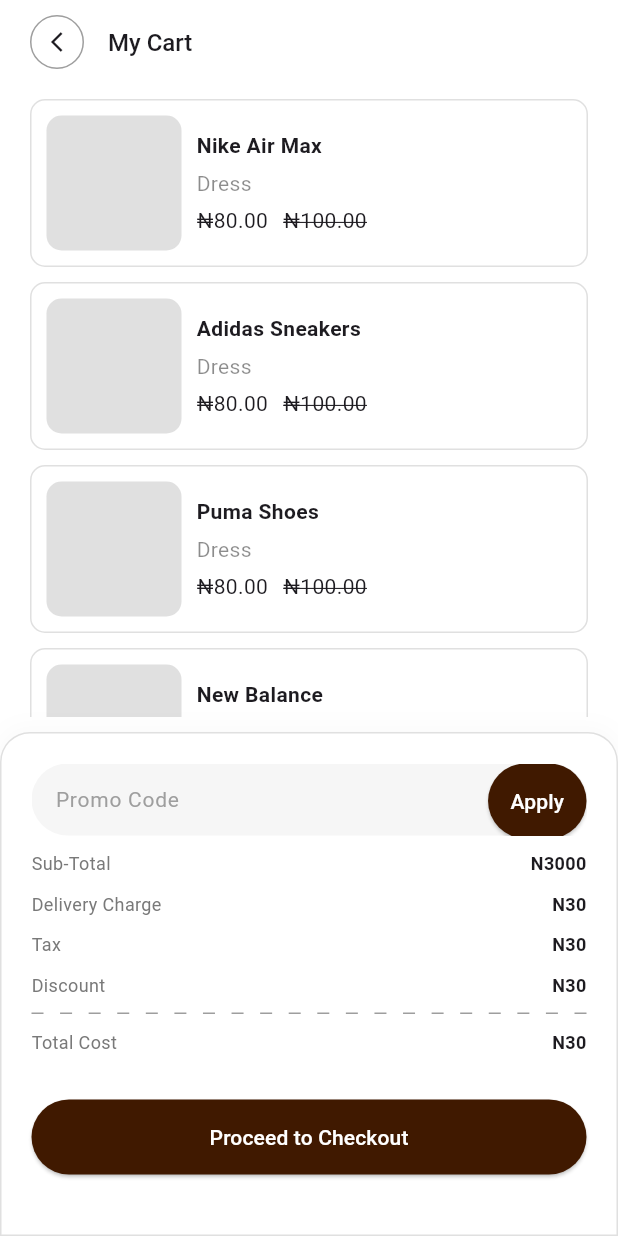
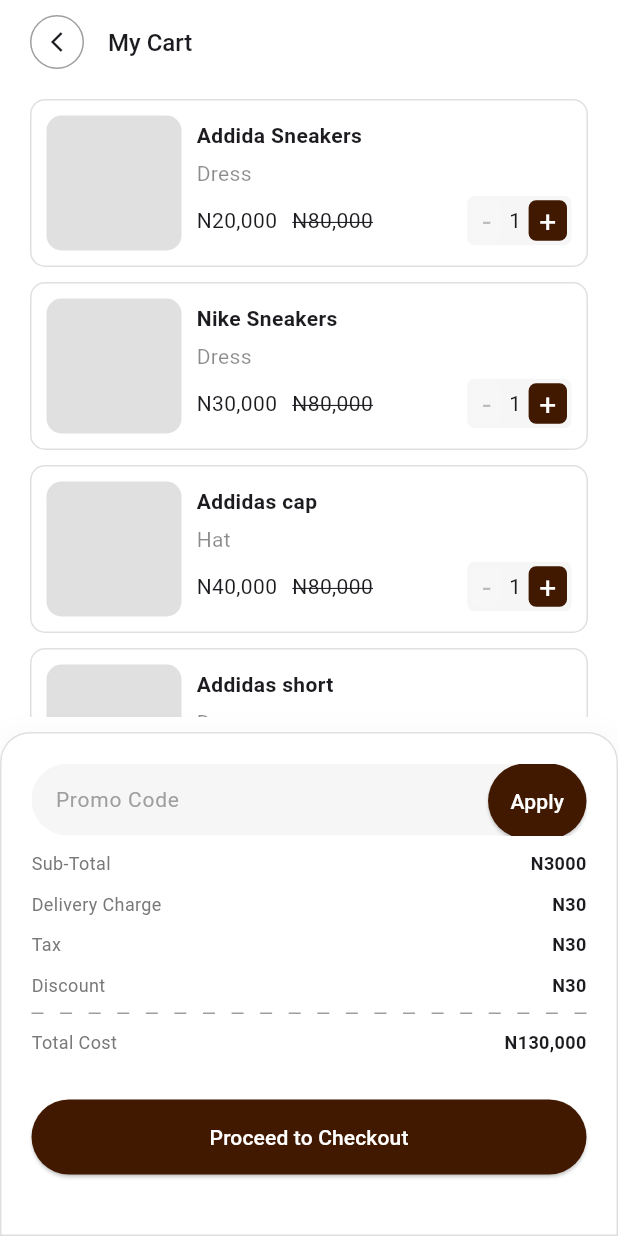
Before and after one commit to Nelson-Chinedu/daza_store, a Flutter app: the CartView screen opened directly, on a phone screen of 412 x 824 dp. Run offline on Flutter 3.47's test engine with Material 3 defaults, Android fonts, the phone set to English and light mode, and no system bars; drawn by our look-alikes of flutter_slidable; our stand-ins replace carousel_slider, get_it, intl_phone_number_input, lottie, pin_input_text_field, smooth_page_indicator and 2 more.

Commit message:
feat: cart items

```diff
--- a/lib/features/dashboard/cart/cart_view.dart
+++ b/lib/features/dashboard/cart/cart_view.dart
@@ -3,6 +3,7 @@
 import 'package:daza_store_commerce/styles/brand_color.dart';
 import 'package:flutter/material.dart';
 import 'package:flutter_slidable/flutter_slidable.dart';
+import 'package:intl/intl.dart';
 import 'package:stacked/stacked.dart';
 
 class CartView extends StatelessWidget {
@@ -41,6 +42,21 @@
             bottom: false,
             child: Column(
               children: [
+                if (model.cartItems.isEmpty) ...[
+                  SizedBox(
+                    height: MediaQuery.of(context).size.height * 0.5,
+                    child: Center(
+                      child: Text(
+                        'Your cart is empty',
+                        style: TextStyle(
+                          fontSize: 16,
+                          fontWeight: FontWeight.w500,
+                          color: BrandColors.grey,
+                        ),
+                      ),
+                    ),
+                  ),
+                ] else ...[
                   Expanded(
                     child: Padding(
                       padding: const EdgeInsets.symmetric(
@@ -50,9 +66,9 @@
                       child: SlidableAutoCloseBehavior(
                         child: SlidableAutoCloseBehavior(
                           child: ListView.builder(
-                          itemCount: model.items.length,
+                            itemCount: model.cartItems.length,
                             itemBuilder: (context, index) {
-                            final item = model.items[index];
+                              final item = model.cartItems[index];
                               return Padding(
                                 padding: const EdgeInsets.only(bottom: 10.0),
                                 child: Slidable(
@@ -70,7 +86,9 @@
                                             item: item,
                                           );
                                         },
-                                      backgroundColor: const Color(0xFFD65A5A),
+                                        backgroundColor: const Color(
+                                          0xFFD65A5A,
+                                        ),
                                         icon: Icons.delete_outline,
                                         foregroundColor: Colors.white,
                                         borderRadius: const BorderRadius.only(
@@ -86,7 +104,7 @@
                                         onTap: () =>
                                             Slidable.of(context)?.close(),
                                         child: Column(
-                                        children: [cartItem(itemName: item)],
+                                          children: [cartItem(item, model)],
                                         ),
                                       );
                                     },
@@ -99,6 +117,7 @@
                       ),
                     ),
                   ),
+                  if (model.cartItems.isNotEmpty) ...[
                     Container(
                       padding: EdgeInsets.all(20),
                       width: double.infinity,
@@ -152,7 +171,10 @@
                                     horizontal: 0,
                                     vertical: 0,
                                   ),
-                              child: Button(label: 'Apply', onPressed: () {}),
+                                  child: Button(
+                                    label: 'Apply',
+                                    onPressed: () {},
+                                  ),
                                 ),
                               ),
                             ],
@@ -172,7 +194,10 @@
                               ),
                             ),
                           ),
-                      rowItems(title: 'Total Cost', amount: 'N30'),
+                          rowItems(
+                            title: 'Total Cost',
+                            amount: model.formattedTotalCartPrice,
+                          ),
                           const SizedBox(height: 10),
                           SizedBox(
                             width: double.infinity,
@@ -186,6 +211,8 @@
                       ),
                     ),
                   ],
+                ],
+              ],
             ),
           ),
         );
@@ -193,7 +220,7 @@
     );
   }
 
-  Widget cartItem({required String itemName}) {
+  Widget cartItem(Map<String, dynamic> item, CartViewModel model) {
     return Container(
       padding: const EdgeInsets.all(10),
       width: double.infinity,
@@ -216,17 +243,92 @@
             child: Column(
               crossAxisAlignment: CrossAxisAlignment.start,
               children: [
-                Text(itemName, style: TextStyle(fontWeight: FontWeight.w600)),
+                Text(
+                  item['product_name'],
+                  style: TextStyle(fontWeight: FontWeight.w600),
+                ),
                 SizedBox(height: 5),
-                Text('Dress', style: TextStyle(color: Colors.black45)),
+                Text(item['category'], style: TextStyle(color: Colors.black45)),
                 SizedBox(height: 5),
                 Row(
                   children: [
-                    Text('₦80.00'),
+                    Expanded(
+                      child: Row(
+                        children: [
+                          Text(
+                            'N${NumberFormat("#,##0", "en_US").format(item['new_price'])}',
+                          ),
                           SizedBox(width: 10),
                           Text(
-                      '₦100.00',
-                      style: TextStyle(decoration: TextDecoration.lineThrough),
+                            'N${NumberFormat("#,##0", "en_US").format(item['old_price'])}',
+                            style: TextStyle(
+                              decoration: TextDecoration.lineThrough,
+                            ),
+                          ),
+                        ],
+                      ),
+                    ),
+                    Container(
+                      padding: EdgeInsets.all(3),
+                      decoration: BoxDecoration(
+                        color: BrandColors.lighterGrey,
+                        borderRadius: BorderRadius.circular(5),
+                      ),
+                      child: Row(
+                        spacing: 5,
+                        children: [
+                          GestureDetector(
+                            onTap: () => model.decreaseQuantity(item['id']),
+                            child: Container(
+                              padding: EdgeInsets.symmetric(
+                                vertical: 2,
+                                horizontal: 7,
+                              ),
+                              decoration: BoxDecoration(
+                                color: item['qty'] == 1
+                                    ? Colors.white10
+                                    : Colors.white,
+                                borderRadius: BorderRadius.circular(5),
+                              ),
+                              child: Text(
+                                '-',
+                                style: TextStyle(
+                                  color: item['qty'] == 1
+                                      ? Colors.grey.shade400
+                                      : BrandColors.primary,
+                                  fontSize: 20,
+                                  fontWeight: FontWeight.w400,
+                                  height: 0,
+                                ),
+                              ),
+                            ),
+                          ),
+                          // Text(model.cartItems[item['id']]['qty'].toString()),
+                          Text(item['qty'].toString()),
+                          GestureDetector(
+                            onTap: () => model.increaseQuantity(item['id']),
+                            child: Container(
+                              padding: EdgeInsets.symmetric(
+                                vertical: 2,
+                                horizontal: 7,
+                              ),
+                              decoration: BoxDecoration(
+                                color: BrandColors.primary,
+                                borderRadius: BorderRadius.circular(5),
+                              ),
+                              child: Text(
+                                '+',
+                                style: TextStyle(
+                                  color: Colors.white,
+                                  fontSize: 20,
+                                  fontWeight: FontWeight.w400,
+                                  height: 0,
+                                ),
+                              ),
+                            ),
+                          ),
+                        ],
+                      ),
                     ),
                   ],
                 ),
@@ -238,7 +340,7 @@
     );
   }
 
-  Widget rowItems({required String title, required String amount}) {
+  Widget rowItems({required String title, required dynamic amount}) {
     return Row(
       mainAxisAlignment: MainAxisAlignment.spaceBetween,
       children: [
@@ -255,7 +357,7 @@
     required BuildContext context,
     required CartViewModel model,
     required int index,
-    required String item,
+    required Map<String, dynamic> item,
   }) {
     final height = MediaQuery.of(context).size.height * 0.35;
     return showModalBottomSheet(
@@ -298,14 +400,14 @@
                         spacing: 6,
                         children: [
                           Text(
-                            item,
+                            item['product_name'],
                             style: TextStyle(
                               fontSize: 14,
                               fontWeight: FontWeight.w600,
                             ),
                           ),
                           Text(
-                            'Coats',
+                            item['category'],
                             style: TextStyle(
                               fontSize: 12,
                               fontWeight: FontWeight.w500,
@@ -316,12 +418,12 @@
                           Row(
                             children: [
                               Text(
-                                '₦80.00',
+                                '₦${NumberFormat("#,##0", "en_US").format(item['new_price'])}',
                                 style: TextStyle(fontWeight: FontWeight.w500),
                               ),
                               SizedBox(width: 10),
                               Text(
-                                '₦100.00',
+                                '₦${NumberFormat("#,##0", "en_US").format(item['old_price'])}',
                                 style: TextStyle(
                                   decoration: TextDecoration.lineThrough,
                                   color: BrandColors.grey,
@@ -347,7 +449,7 @@
                       label: 'Yes, Remove',
                       onPressed: () {
                         Navigator.pop(context);
-                        model.removeItem(index);
+                        model.removeItem(item['id']);
                       },
                     ),
                   ),
--- a/lib/features/dashboard/cart/cart_viewmodel.dart
+++ b/lib/features/dashboard/cart/cart_viewmodel.dart
@@ -1,22 +1,46 @@
-// import 'package:daza_store_commerce/features/dashboard/home/home_view.dart';
+import 'package:intl/intl.dart';
 import 'package:stacked/stacked.dart';
 import 'package:stacked_services/stacked_services.dart';
 
 class CartViewModel extends ReactiveViewModel {
-  List<String> items = [
-    'Nike Air Max',
-    'Adidas Sneakers',
-    'Puma Shoes',
-    'New Balance',
-    'New Balance',
-    'New Balance',
-    'New Balance',
-    'New Balance',
-    'New Balance',
+  List<Map<String, dynamic>> cartItems = [
+    {
+      'id': 1,
+      'product_name': 'Addida Sneakers',
+      'old_price': 80000,
+      'new_price': 20000,
+      'category': 'Dress',
+      'qty': 1,
+    },
+    {
+      'id': 2,
+      'product_name': 'Nike Sneakers',
+      'old_price': 80000,
+      'new_price': 30000,
+      'category': 'Dress',
+      'qty': 1,
+    },
+    {
+      'id': 3,
+      'product_name': 'Addidas cap',
+      'old_price': 80000,
+      'new_price': 40000,
+      'category': 'Hat',
+      'qty': 1,
+    },
+    {
+      'id': 4,
+      'product_name': 'Addidas short',
+      'old_price': 80000,
+      'new_price': 40000,
+      'category': 'Dress',
+      'qty': 1,
+    },
   ];
 
   void removeItem(int index) {
-    items.removeAt(index);
+    int itemId = index;
+    cartItems.removeWhere((item) => item['id'] == itemId);
     notifyListeners();
   }
 
@@ -24,6 +48,49 @@
     NavigationService().back();
   }
 
+  void increaseQuantity(int id) {
+    int itemIndex = cartItems.indexWhere((item) => item['id'] == id);
+
+    if (itemIndex != -1) {
+      cartItems[itemIndex]['qty'] = (cartItems[itemIndex]['qty'] as int) + 1;
+      notifyListeners();
+    }
+  }
+
+  void decreaseQuantity(int id) {
+    int itemIndex = cartItems.indexWhere((item) => item['id'] == id);
+
+    if (itemIndex != -1) {
+      if (cartItems[itemIndex]['qty'] == 1) {
+        return;
+      }
+      cartItems[itemIndex]['qty'] = (cartItems[itemIndex]['qty'] as int) - 1;
+      notifyListeners();
+    }
+  }
+
+  double get totalCartPrice {
+    double total = 0.0;
+
+    for (var item in cartItems) {
+      final rawPrice = item['new_price'];
+      double price = 0.0;
+
+      if (rawPrice is num) {
+        price = rawPrice.toDouble();
+      } else if (rawPrice is String) {
+        price = double.tryParse(rawPrice) ?? 0.0;
+      }
+      int quantity = item['qty'] as int;
+      total += price * quantity;
+    }
+    return total;
+  }
+
+  String get formattedTotalCartPrice {
+    return 'N${NumberFormat("#,##0", "en_US").format(totalCartPrice)}';
+  }
+
   @override
   List<ListenableServiceMixin> get listenableServices => [];
 }
--- a/pubspec.yaml
+++ b/pubspec.yaml
@@ -44,6 +44,7 @@
   intl_phone_number_input: ^0.7.5
   carousel_slider: ^5.1.2
   flutter_slidable: ^4.0.3
+  intl: ^0.20.3
 
 dev_dependencies:
   flutter_test:
```
Also changed, not shown: pubspec.lock, 1 other file. Lines whose indentation alone changed are shown as unchanged.
